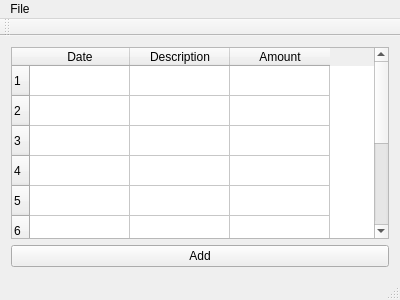
JanusErasmus/qt-finance, file mainwindow.ui: the form before one commit.
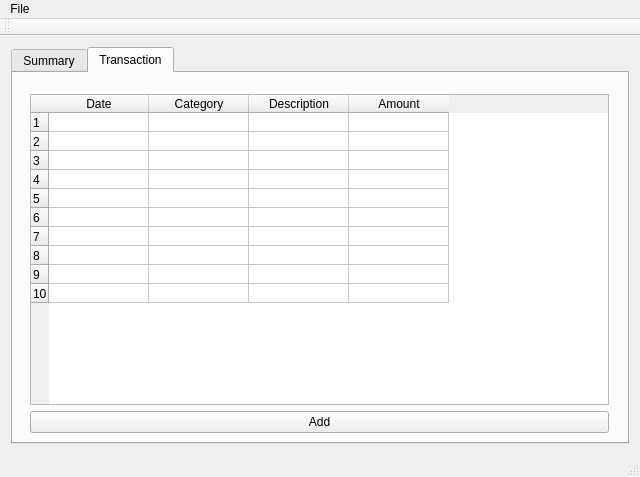
The form after the commit.

Diff of the .ui file:
```diff
--- a/mainwindow.ui
+++ b/mainwindow.ui
@@ -6,8 +6,8 @@
    <rect>
     <x>0</x>
     <y>0</y>
-    <width>400</width>
-    <height>300</height>
+    <width>640</width>
+    <height>477</height>
    </rect>
   </property>
   <property name="windowTitle">
@@ -16,13 +16,46 @@
   <widget class="QWidget" name="centralWidget">
    <layout class="QVBoxLayout" name="verticalLayout">
     <item>
+     <widget class="QTabWidget" name="tabWidget">
+      <property name="currentIndex">
+       <number>1</number>
+      </property>
+      <property name="tabsClosable">
+       <bool>false</bool>
+      </property>
+      <widget class="QWidget" name="summaryTab">
+       <attribute name="title">
+        <string>Summary</string>
+       </attribute>
+      </widget>
+      <widget class="QWidget" name="transactionTab">
+       <property name="contextMenuPolicy">
+        <enum>Qt::PreventContextMenu</enum>
+       </property>
+       <attribute name="title">
+        <string>Transaction</string>
+       </attribute>
+       <widget class="QWidget" name="verticalLayoutWidget">
+        <property name="geometry">
+         <rect>
+          <x>6</x>
+          <y>10</y>
+          <width>601</width>
+          <height>361</height>
+         </rect>
+        </property>
+        <layout class="QVBoxLayout" name="transactionLayout">
+         <item>
      <widget class="QTableWidget" name="transactionTable">
       <property name="rowCount">
        <number>10</number>
       </property>
       <property name="columnCount">
-       <number>3</number>
-      </property>
+            <number>4</number>
+           </property>
+           <attribute name="verticalHeaderDefaultSectionSize">
+            <number>19</number>
+           </attribute>
       <row/>
       <row/>
       <row/>
@@ -38,6 +71,11 @@
         <string>Date</string>
        </property>
       </column>
+           <column>
+            <property name="text">
+             <string>Category</string>
+            </property>
+           </column>
       <column>
        <property name="text">
         <string>Description</string>
@@ -59,13 +97,18 @@
     </item>
    </layout>
   </widget>
+      </widget>
+     </widget>
+    </item>
+   </layout>
+  </widget>
   <widget class="QMenuBar" name="menuBar">
    <property name="geometry">
     <rect>
      <x>0</x>
      <y>0</y>
-     <width>400</width>
-     <height>25</height>
+     <width>640</width>
+     <height>21</height>
     </rect>
    </property>
    <widget class="QMenu" name="menuQBudget">
```
Lines whose indentation alone changed are shown as unchanged.
